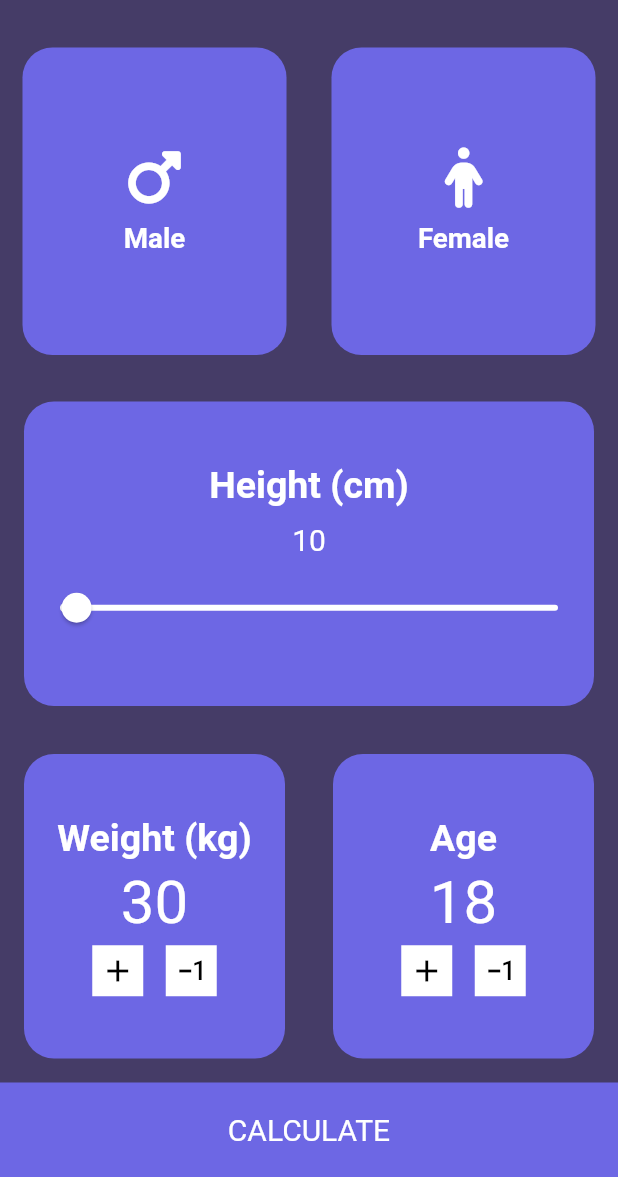
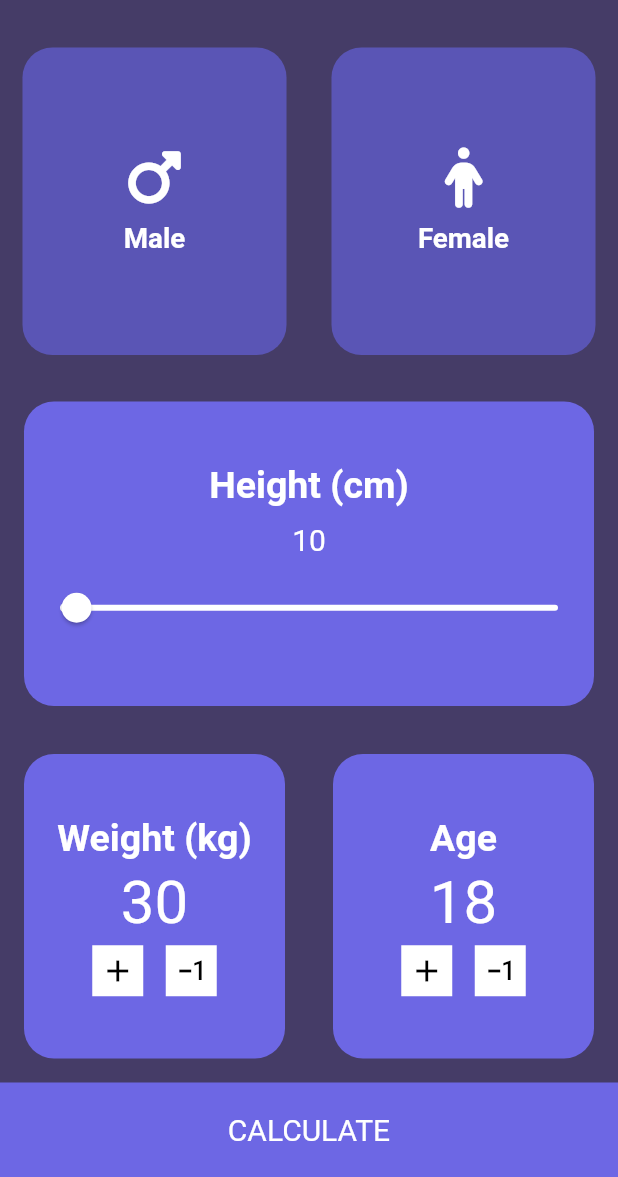
Before and after one commit to Vishal262526/bmi_calculator_flutter, a Flutter app: the screen it shows after launch, on a phone screen of 412 x 824 dp, the part 59-1236 px from its top. Run offline on Flutter 3.47's test engine with Material 2 defaults, Android fonts, the phone set to English and light mode, and no system bars; our stand-ins replace font_awesome_flutter.

Commit message:
Gender Toggle Card Color Feature Implemented

```diff
--- a/lib/Brain.dart
+++ b/lib/Brain.dart
@@ -3,12 +3,10 @@ class Brain {
   double _height = 10;
   int _weight = 30;
 
-
   // For age
   void addAge() => _age++;
   void reduceAge() => _age--;
   int getAge() => _age;
-
 
   // For weight
   void addWeight() => _weight++;
@@ -18,8 +16,9 @@ class Brain {
   double getHeight() => _height;
   double onHeightChange(double height) => _height = height;
 
-
-  String calculatoeBMI(){
+  String calculatoeBMI() {
     return "";
   }
+
+  void toggleGenderCard(int activeColor) {}
 }
--- a/lib/screens/home.dart
+++ b/lib/screens/home.dart
@@ -1,3 +1,5 @@
+import 'dart:ui';
+
 import 'package:flutter/material.dart';
 import '../Brain.dart';
 import '../components/card.dart';
@@ -9,6 +11,13 @@ Brain brain = Brain();
 const Color kBgColor = Color(0xFF453C67);
 const Color kFgColor = Color(0xFF6D67E4);
 const Color kWhite = Colors.white;
+const Color activeCardColor = Color(0xFF6D67E4);
+const Color inactiveCardColor = Color.fromARGB(255, 90, 85, 181);
+
+enum Gender {
+  male,
+  female,
+}
 
 class Home extends StatefulWidget {
   const Home({Key? key}) : super(key: key);
@@ -18,6 +27,22 @@ class Home extends StatefulWidget {
 }
 
 class _HomeState extends State<Home> {
+  // Color maleActiveCardColor = inactiveCardColor;
+  // Color femaleActiveCardColor = inactiveCardColor;
+
+  // // 0 = male , 1 = female
+  // void toggleGenderColor(int activeColor) {
+  //   if (activeColor == 0) {
+  //     maleActiveCardColor = activeCardColor;
+  //     femaleActiveCardColor = inactiveCardColor;
+  //   } else {
+  //     femaleActiveCardColor = activeCardColor;
+  //     maleActiveCardColor = inactiveCardColor;
+  //   }
+  // }
+
+  Gender? selectedGender;
+
   @override
   Widget build(BuildContext context) {
     return Container(
@@ -29,20 +54,38 @@ class _HomeState extends State<Home> {
               crossAxisAlignment: CrossAxisAlignment.stretch,
               children: [
                 Expanded(
+                  child: GestureDetector(
+                    onTap: () {
+                      setState(() {
+                        selectedGender = Gender.male;
+                      });
+                    },
                     child: ReuseableCard(
-                    color: kFgColor,
-                    childWidget: IconContent(
+                      color: selectedGender == Gender.male
+                          ? activeCardColor
+                          : inactiveCardColor,
+                      childWidget: const IconContent(
                         icon: FontAwesomeIcons.mars,
                         label: 'Male',
                       ),
                     ),
                   ),
+                ),
                 Expanded(
+                  child: GestureDetector(
+                    onTap: () {
+                      setState(() {
+                        selectedGender = Gender.female;
+                      });
+                    },
                     child: ReuseableCard(
-                    color: kFgColor,
-                    childWidget: IconContent(
+                      color: selectedGender == Gender.female
+                          ? activeCardColor
+                          : inactiveCardColor,
+                      childWidget: const IconContent(
                         icon: FontAwesomeIcons.person,
                         label: 'Female',
+                      ),
                     ),
                   ),
                 ),
@@ -60,21 +103,21 @@ class _HomeState extends State<Home> {
                 child: Column(
                   mainAxisAlignment: MainAxisAlignment.center,
                   children: [
-                    Text(
+                    const Text(
                       'Height (cm)',
                       style: TextStyle(
                           fontSize: 25,
                           color: kWhite,
                           fontWeight: FontWeight.bold),
                     ),
-                    SizedBox(
+                    const SizedBox(
                       height: 10,
                     ),
                     Text(
                       '${brain.getHeight().round()}',
-                      style: TextStyle(fontSize: 20, color: Colors.white),
+                      style: const TextStyle(fontSize: 20, color: Colors.white),
                     ),
-                    SizedBox(
+                    const SizedBox(
                       height: 10,
                     ),
                     Slider(
@@ -108,21 +151,21 @@ class _HomeState extends State<Home> {
                       child: Column(
                         mainAxisAlignment: MainAxisAlignment.center,
                         children: [
-                          Text(
+                          const Text(
                             "Weight (kg)",
                             style: TextStyle(
                                 color: kWhite,
                                 fontSize: 25,
                                 fontWeight: FontWeight.bold),
                           ),
-                          SizedBox(
+                          const SizedBox(
                             height: 5,
                           ),
                           Text(
                             '${brain.getWeight()}',
                             style: TextStyle(fontSize: 40, color: Colors.white),
                           ),
-                          SizedBox(
+                          const SizedBox(
                             height: 5,
                           ),
                           Row(
@@ -136,11 +179,11 @@ class _HomeState extends State<Home> {
                                 },
                                 child: Container(
                                   color: kWhite,
-                                  padding: EdgeInsets.all(5.0),
-                                  child: Icon(Icons.add),
+                                  padding: const EdgeInsets.all(5.0),
+                                  child: const Icon(Icons.add),
                                 ),
                               ),
-                              SizedBox(width: 15),
+                              const SizedBox(width: 15),
                               InkWell(
                                 onTap: () {
                                   setState(() {
@@ -150,7 +193,7 @@ class _HomeState extends State<Home> {
                                 child: Container(
                                   color: kWhite,
                                   padding: EdgeInsets.all(5.0),
-                                  child: Icon(Icons.exposure_minus_1),
+                                  child: const Icon(Icons.exposure_minus_1),
                                 ),
                               )
                             ],
```
Lines whose indentation alone changed are shown as unchanged.
